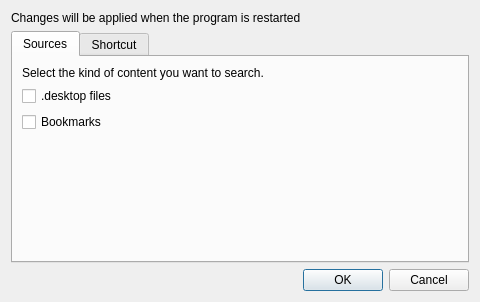
Old version of the form settings.ui in the repository ltworf/trabucco.
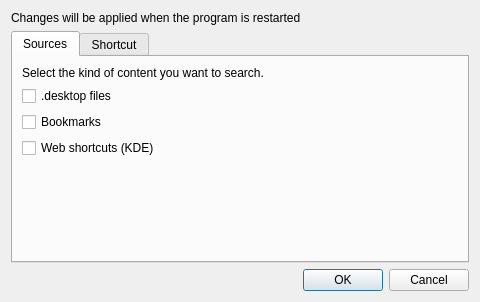
New version of the form.

Commit message:
Add option to disable the search providers
Like the others.

Patch:
```diff
--- a/settings.ui
+++ b/settings.ui
@@ -52,6 +52,13 @@
          </property>
         </widget>
        </item>
+       <item>
+        <widget class="QCheckBox" name="chkSearch">
+         <property name="text">
+          <string>Web shortcuts (KDE)</string>
+         </property>
+        </widget>
+       </item>
        <item>
         <spacer name="verticalSpacer">
          <property name="orientation">
```
The commit also changes 1 other file.
